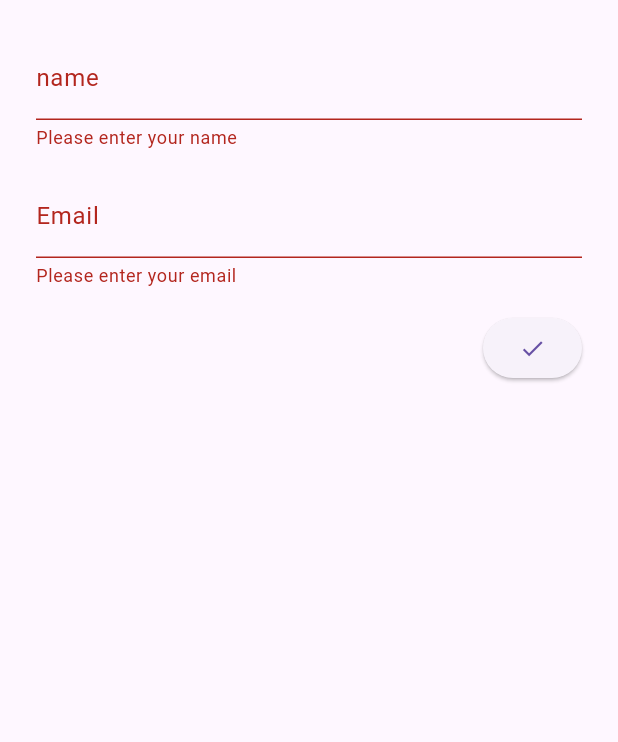
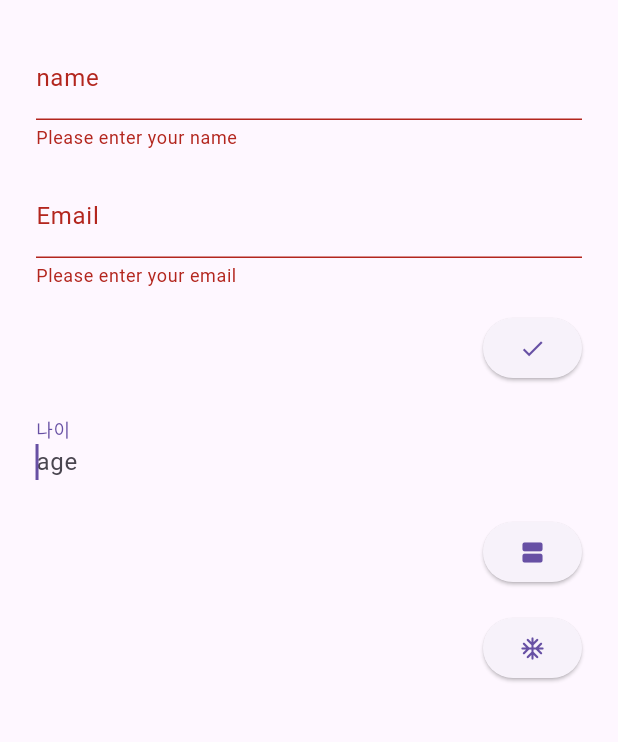
Before and after one commit to sc2bat/my_flutter_freshman, a Flutter app: the FormValidationPage screen opened by its route, after a tap on the "done" icon, on a phone screen of 412 x 824 dp, the part 84-826 px from its top. Run offline on Flutter 3.47's test engine with Material 3 defaults, Android fonts, the phone set to English and light mode, and no system bars; our stand-ins replace go_router.

Commit message:
done TextField onChanged dispose TextController

```diff
--- a/lib/ui/pages/form_validation_page.dart
+++ b/lib/ui/pages/form_validation_page.dart
@@ -15,6 +15,24 @@ class _FormValidationPageState extends State<FormValidationPage> {
 
   final TextEditingController _nameController = TextEditingController();
   final TextEditingController _emailController = TextEditingController();
+  final TextEditingController _ageController = TextEditingController();
+
+  FocusNode ageFocusNode = FocusNode();
+
+  @override
+  void initState() {
+    super.initState();
+    ageFocusNode = FocusNode();
+  }
+
+  @override
+  void dispose() {
+    _nameController.dispose();
+    _emailController.dispose();
+    _ageController.dispose();
+    ageFocusNode.dispose();
+    super.dispose();
+  }
 
   @override
   Widget build(BuildContext context) {
@@ -88,6 +106,50 @@ class _FormValidationPageState extends State<FormValidationPage> {
                   ),
                 ),
               ),
+              Padding(
+                padding: const EdgeInsets.all(8.0),
+                child: TextField(
+                  controller: _ageController,
+                  autofocus: true,
+                  decoration: const InputDecoration(
+                    hintText: 'age',
+                    border: InputBorder.none,
+                    labelText: '나이',
+                  ),
+                  focusNode: ageFocusNode,
+                  onChanged: (value) => logger.info(value),
+                ),
+              ),
+              Padding(
+                padding: const EdgeInsets.all(8.0),
+                child: ElevatedButton(
+                  onPressed: () {
+                    FocusScope.of(context).requestFocus(ageFocusNode);
+                  },
+                  child: const Icon(
+                    Icons.view_agenda,
+                  ),
+                ),
+              ),
+              Padding(
+                padding: const EdgeInsets.all(8.0),
+                child: ElevatedButton(
+                  onPressed: () {
+                    logger.info('qwerasdf ${_ageController.text}');
+                    showDialog(
+                      context: context,
+                      builder: (context) {
+                        return AlertDialog(
+                          content: Text(_ageController.text),
+                        );
+                      },
+                    );
+                  },
+                  child: const Icon(
+                    Icons.ac_unit_rounded,
+                  ),
+                ),
+              ),
             ],
           ),
         ),
```
